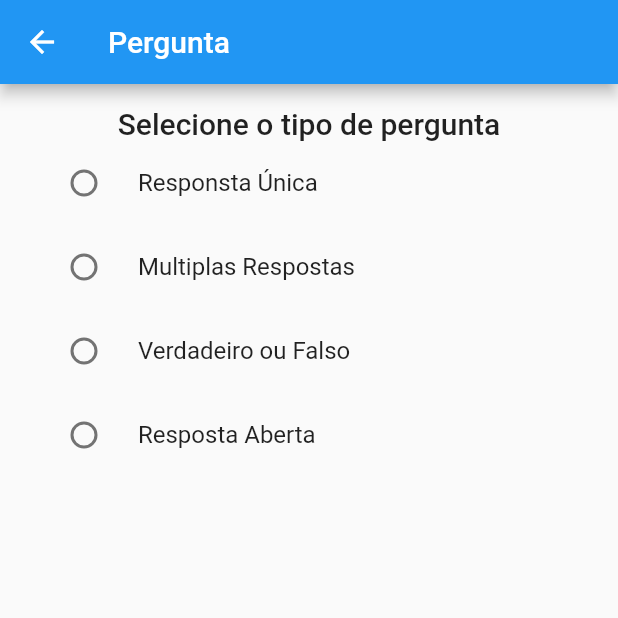
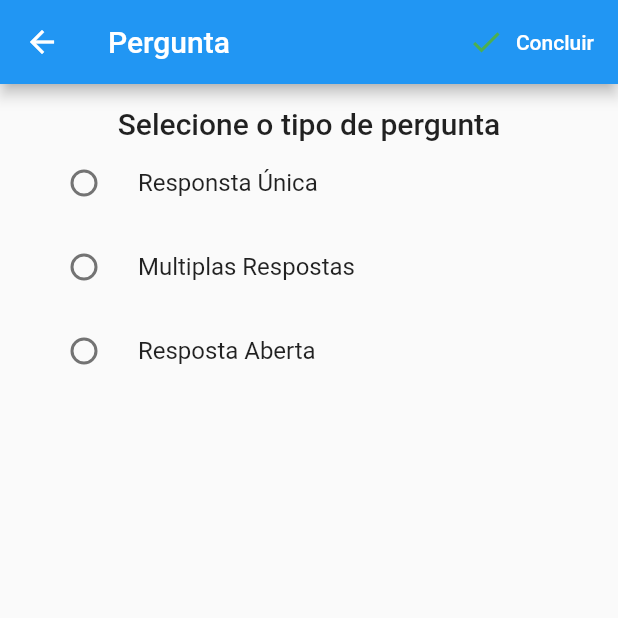
Before and after one commit to felnanuke2/knowme_app, a Flutter app: the CreateUpdateQuestionScreen screen opened directly, on a phone screen of 412 x 824 dp, the top half of it. Run offline on Flutter 3.47's test engine with Material 2 defaults, Android fonts, the phone set to English and light mode, and no system bars; our stand-ins replace date_format, flutter_signin_button, get, google_fonts, image_cropper, image_picker and 3 more; missing offline and left inert: material_color_generator; accounts and stored records are empty; network calls fail.

Commit message:
quiz logic and screen is 90%

```diff
--- /dev/null
+++ b/lib/constants/constant_alphbet.dart
@@ -0,0 +1,27 @@
+const ALPHABET_LIST = [
+  "a",
+  "b",
+  "c",
+  "d",
+  "e",
+  "f",
+  "g",
+  "h",
+  "i",
+  "j",
+  "k",
+  "l",
+  "m",
+  "n",
+  "o",
+  "p",
+  "q",
+  "r",
+  "s",
+  "u",
+  "v",
+  "w",
+  "x",
+  "y",
+  "z"
+];
--- a/lib/main.dart
+++ b/lib/main.dart
@@ -29,7 +29,7 @@ class MyApp extends StatelessWidget {
         ),
         primarySwatch: generateMaterialColor(color: PRIMARY_COLOR),
       ),
-      home: CreateUpdateQuestionScreen(),
+      home: MainScreen(),
     );
   }
 }
--- a/lib/models/question_model.dart
+++ b/lib/models/question_model.dart
@@ -1,11 +1,13 @@
 class QuestionModel {
   final String enunciation;
   List<String>? answers;
+  List<String>? correctAnser;
   final QuestionType questionType;
   String? hint;
   QuestionModel({
     required this.enunciation,
     this.answers,
+    this.correctAnser,
     required this.questionType,
     this.hint,
   });
--- a/lib/screens/settings/quiz/create_update_question_scree.dart
+++ b/lib/screens/settings/quiz/create_update_question_scree.dart
@@ -1,17 +1,31 @@
 import 'package:flutter/material.dart';
+import 'package:get/route_manager.dart' as router;
 import 'package:get/state_manager.dart';
+
+import 'package:knowme/constants/constant_alphbet.dart';
 import 'package:knowme/controller/settings/quiz/create_update_question_controller.dart';
 import 'package:knowme/models/question_model.dart';
-import 'package:get/route_manager.dart' as router;
 
 class CreateUpdateQuestionScreen extends StatelessWidget {
+  QuestionModel? questionModel;
+  CreateUpdateQuestionScreen({
+    Key? key,
+    this.questionModel,
+  }) : super(key: key);
   @override
   Widget build(BuildContext context) {
     return GetBuilder<CreateUpdateQuestionController>(
-      init: CreateUpdateQuestionController(),
+      init: CreateUpdateQuestionController(questionModel: questionModel),
       builder: (controller) => Scaffold(
         appBar: AppBar(
           title: Text('Pergunta'),
+          actions: [
+            ElevatedButton.icon(
+                style: ElevatedButton.styleFrom(elevation: 0),
+                onPressed: controller.onCompletQuestion,
+                icon: Icon(Icons.check, color: Colors.green),
+                label: Text('Concluir'))
+          ],
         ),
         body: SingleChildScrollView(
           child: Container(
@@ -39,13 +53,18 @@ class CreateUpdateQuestionScreen extends StatelessWidget {
                           SizedBox(
                             height: 15,
                           ),
-                          TextField(
+                          Form(
+                            key: controller.enunciationFormKey,
+                            child: TextFormField(
+                              validator: controller.enunciationValidator,
+                              controller: controller.enunciationController,
                               decoration: InputDecoration(
                                   labelText: 'Enunciado', prefixIcon: Icon(Icons.quiz_sharp)),
                               keyboardType: TextInputType.multiline,
                               minLines: 3,
                               textCapitalization: TextCapitalization.sentences,
                               maxLines: 4,
+                            ),
                           ),
                           if (controller.questionType.value == QuestionType.MultipleChoice ||
                               controller.questionType.value == QuestionType.SingleAnswer)
@@ -70,11 +89,6 @@ class CreateUpdateQuestionScreen extends StatelessWidget {
       RadioListTile<QuestionType>(
           title: Text('Multiplas Respostas'),
           value: QuestionType.MultipleChoice,
-          groupValue: controller.questionType.value,
-          onChanged: controller.onRadioChanged),
-      RadioListTile<QuestionType>(
-          title: Text('Verdadeiro ou Falso'),
-          value: QuestionType.Dichotomous,
           groupValue: controller.questionType.value,
           onChanged: controller.onRadioChanged),
       RadioListTile<QuestionType>(
@@ -107,17 +121,24 @@ class CreateUpdateQuestionScreen extends StatelessWidget {
                   shrinkWrap: true,
                   physics: NeverScrollableScrollPhysics(),
                   itemCount: controller.answers.length,
-                  itemBuilder: (context, index) => ListTile(
+                  itemBuilder: (context, index) => Container(
+                    margin: EdgeInsets.symmetric(vertical: 8),
+                    child: ListTile(
+                      selectedTileColor: Colors.green,
+                      shape: RoundedRectangleBorder(borderRadius: BorderRadius.circular(18)),
+                      selected: controller.correctAnswers.contains(controller.answers[index]),
+                      onTap: () => controller.onTapAnswer(controller.answers[index]),
                       leading: CircleAvatar(
-                      child: Text(alphabet[index].toUpperCase()),
+                        child: Text(ALPHABET_LIST[index].toUpperCase()),
                       ),
                       title: Text(controller.answers[index]),
                       trailing: IconButton(
-                        onPressed: () => controller.onDeletAnser(controller.answers, index),
+                          onPressed: () => controller.onDeletAnswer(controller.answers, index),
                           icon: Icon(
                             Icons.delete,
                             color: Colors.red,
                           )),
+                    ),
                   ),
                 ))
         ],
@@ -158,32 +179,4 @@ class CreateUpdateQuestionScreen extends StatelessWidget {
       ),
     );
   }
-
-  final alphabet = [
-    "a",
-    "b",
-    "c",
-    "d",
-    "e",
-    "f",
-    "g",
-    "h",
-    "i",
-    "j",
-    "k",
-    "l",
-    "m",
-    "n",
-    "o",
-    "p",
-    "q",
-    "r",
-    "s",
-    "u",
-    "v",
-    "w",
-    "x",
-    "y",
-    "z"
-  ];
 }
```
Also changed, not shown: lib/controller/settings/quiz/create_update_question_controller.dart (+71 -3 lines), lib/controller/settings/quiz/quiz_contoller.dart (+40 -0 lines), lib/mock/entry_quiz_mock.dart (added, +43 -0 lines), lib/screens/settings/quiz/quiz_settings_screen.dart (+20 -3 lines), lib/screens/settings/settings_screen.dart (+9 -1 lines), lib/widgets/question_item_tile.dart (added, +95 -0 lines). Lines whose indentation alone changed are shown as unchanged.
